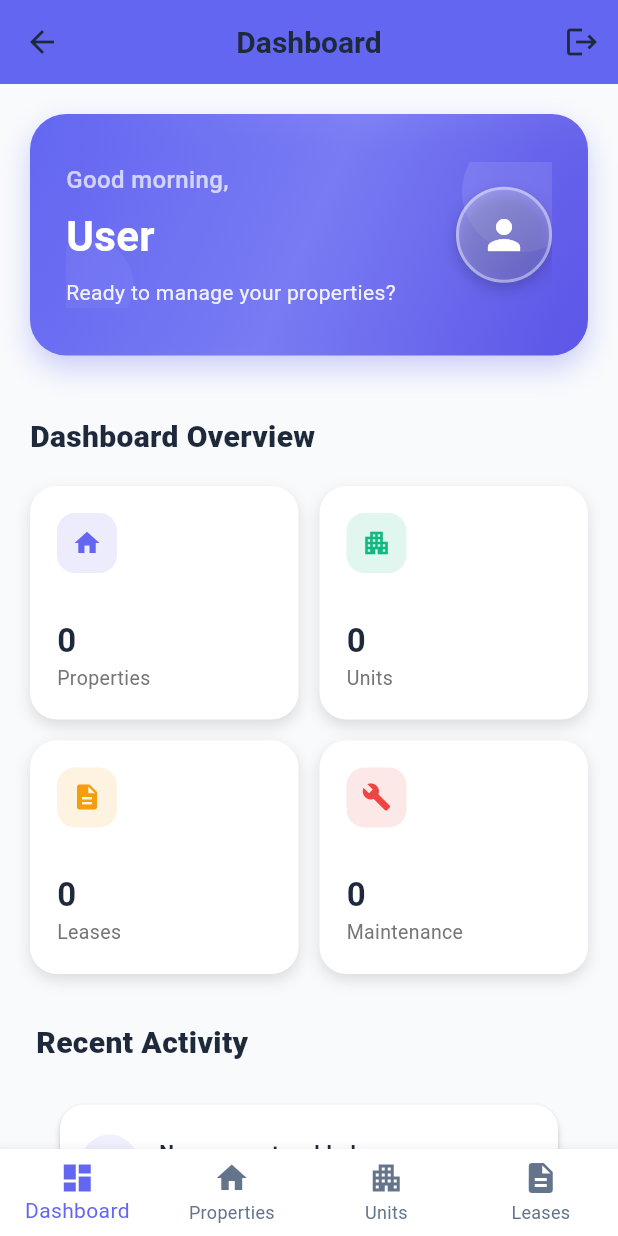
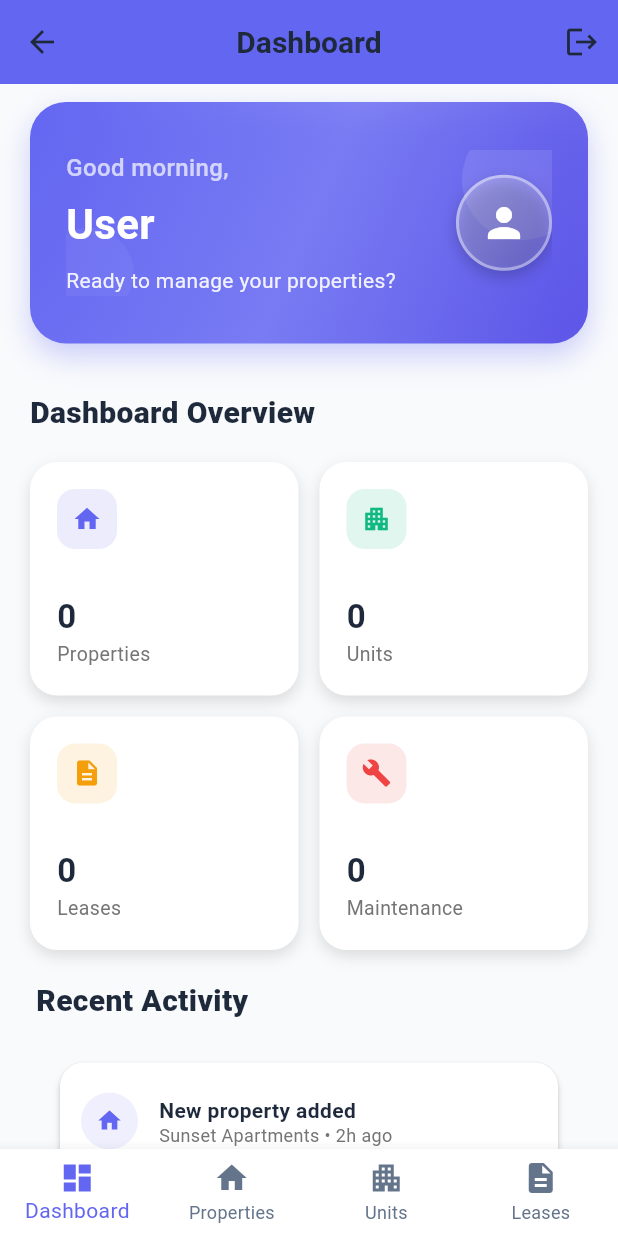
Before and after one commit to T4z4r/apex-mobile-app, a Flutter app: the NavigationScreen screen opened directly, on a phone screen of 412 x 824 dp. Run offline on Flutter 3.47's test engine with Material 3 defaults, Android fonts, the phone set to English and light mode, and no system bars; our stand-ins replace fluttertoast, shared_preferences; accounts and stored records are empty.

Commit message:
fix: reduced padding

```diff
--- a/lib/screens/home_screen.dart
+++ b/lib/screens/home_screen.dart
@@ -69,11 +69,11 @@ class _HomeScreenState extends State<HomeScreen> with TickerProviderStateMixin {
       opacity: _fadeAnimation,
       child: CustomScrollView(
         slivers: [
-          const SliverToBoxAdapter(child: SizedBox(height: 20)),
+          const SliverToBoxAdapter(child: SizedBox(height: 12)),
 
           // HERO HEADER
           SliverToBoxAdapter(child: _buildHeroHeader(auth)),
-          SliverToBoxAdapter(child: const SizedBox(height: 20)),
+          SliverToBoxAdapter(child: const SizedBox(height: 12)),
 
           // STATS
           SliverToBoxAdapter(
@@ -85,20 +85,21 @@ class _HomeScreenState extends State<HomeScreen> with TickerProviderStateMixin {
             ),
           ),
 
-          const SliverToBoxAdapter(child: SizedBox(height: 32)),
+          const SliverToBoxAdapter(child: SizedBox(height: 20)),
 
           // ACTIVITY
           SliverToBoxAdapter(child: _buildNewActivity()),
 
-          const SliverToBoxAdapter(child: SizedBox(height: 32)),
+          const SliverToBoxAdapter(child: SizedBox(height: 20)),
 
           // QUICK ACTIONS
           SliverToBoxAdapter(child: _buildNewQuickActions()),
 
-          const SliverToBoxAdapter(child: SizedBox(height: 40)),
+          const SliverToBoxAdapter(child: SizedBox(height: 24)),
         ],
       ),
     );
+
   }
 
   // ---------------------------------------------------------------------------
--- a/lib/screens/properties_screen.dart
+++ b/lib/screens/properties_screen.dart
@@ -58,7 +58,7 @@ class _PropertiesScreenState extends State<PropertiesScreen> {
             )
           else
             SliverPadding(
-              padding: const EdgeInsets.all(16),
+              padding: const EdgeInsets.all(2),
               sliver: SliverList(
                 delegate: SliverChildBuilderDelegate(
                   (context, index) {
@@ -256,7 +256,8 @@ class _PropertiesScreenState extends State<PropertiesScreen> {
                     Navigator.push(
                       context,
                       MaterialPageRoute(
-                        builder: (context) => PropertyDetailsScreen(property: property),
+                        builder: (context) =>
+                            PropertyDetailsScreen(property: property),
                       ),
                     );
                   },
@@ -327,7 +328,8 @@ class _PropertiesScreenState extends State<PropertiesScreen> {
                 Navigator.push(
                   context,
                   MaterialPageRoute(
-                    builder: (context) => PropertyDetailsScreen(property: property),
+                    builder: (context) =>
+                        PropertyDetailsScreen(property: property),
                   ),
                 );
               },
```
